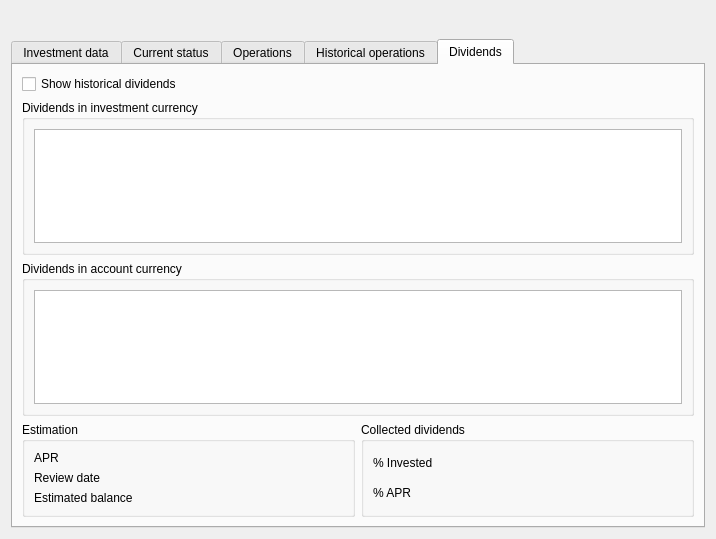
Old version of the form xulpymoney/ui/frmInvestmentHlReport.ui in the repository turulomio/xulpymoney.
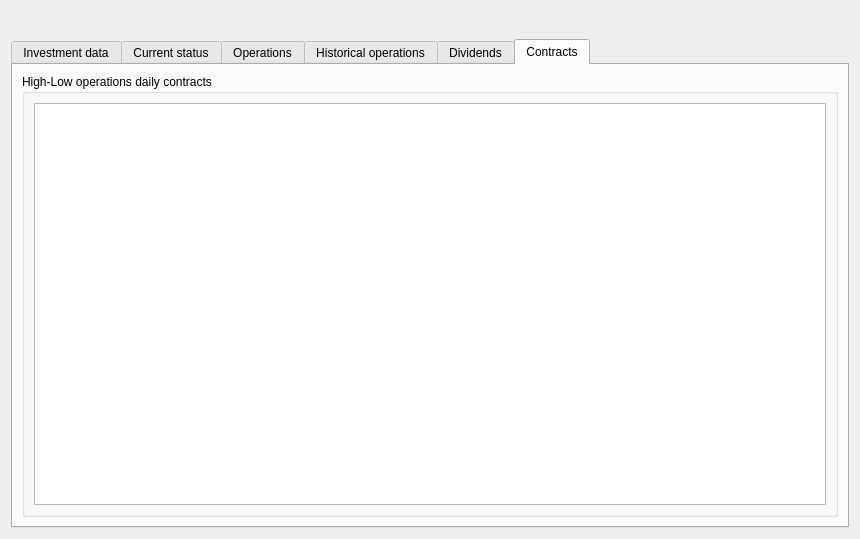
New version of the form. Icons and pictures are not drawn. Custom widgets are drawn as their Qt base class.

Commit message: Added HL concepts to sql script. Improved HLReports ui.

What changed in the file:
```diff
--- a/xulpymoney/ui/frmInvestmentHlReport.ui
+++ b/xulpymoney/ui/frmInvestmentHlReport.ui
@@ -9,7 +9,7 @@
    <rect>
     <x>0</x>
     <y>0</y>
-    <width>716</width>
+    <width>860</width>
     <height>539</height>
    </rect>
   </property>
@@ -49,7 +49,7 @@
         <bool>true</bool>
        </property>
        <property name="currentIndex">
-        <number>4</number>
+        <number>5</number>
        </property>
        <widget class="QWidget" name="tab_12">
         <attribute name="icon">
@@ -673,6 +673,45 @@
          </item>
         </layout>
        </widget>
+       <widget class="QWidget" name="tab_3">
+        <attribute name="icon">
+         <iconset resource="../images/xulpymoney.qrc">
+          <normaloff>:/xulpymoney/history2.png</normaloff>:/xulpymoney/history2.png</iconset>
+        </attribute>
+        <attribute name="title">
+         <string>Contracts</string>
+        </attribute>
+        <layout class="QHBoxLayout" name="horizontalLayout_19">
+         <item>
+          <widget class="QGroupBox" name="grpHlContracts">
+           <property name="title">
+            <string>High-Low operations daily contracts</string>
+           </property>
+           <layout class="QHBoxLayout" name="horizontalLayout_18">
+            <item>
+             <widget class="myQTableWidget" name="tblHlContracts">
+              <property name="contextMenuPolicy">
+               <enum>Qt::CustomContextMenu</enum>
+              </property>
+              <property name="alternatingRowColors">
+               <bool>true</bool>
+              </property>
+              <property name="selectionMode">
+               <enum>QAbstractItemView::SingleSelection</enum>
+              </property>
+              <property name="selectionBehavior">
+               <enum>QAbstractItemView::SelectRows</enum>
+              </property>
+              <attribute name="verticalHeaderVisible">
+               <bool>false</bool>
+              </attribute>
+             </widget>
+            </item>
+           </layout>
+          </widget>
+         </item>
+        </layout>
+       </widget>
       </widget>
      </item>
     </layout>
```
The commit also changes 3 other files.
